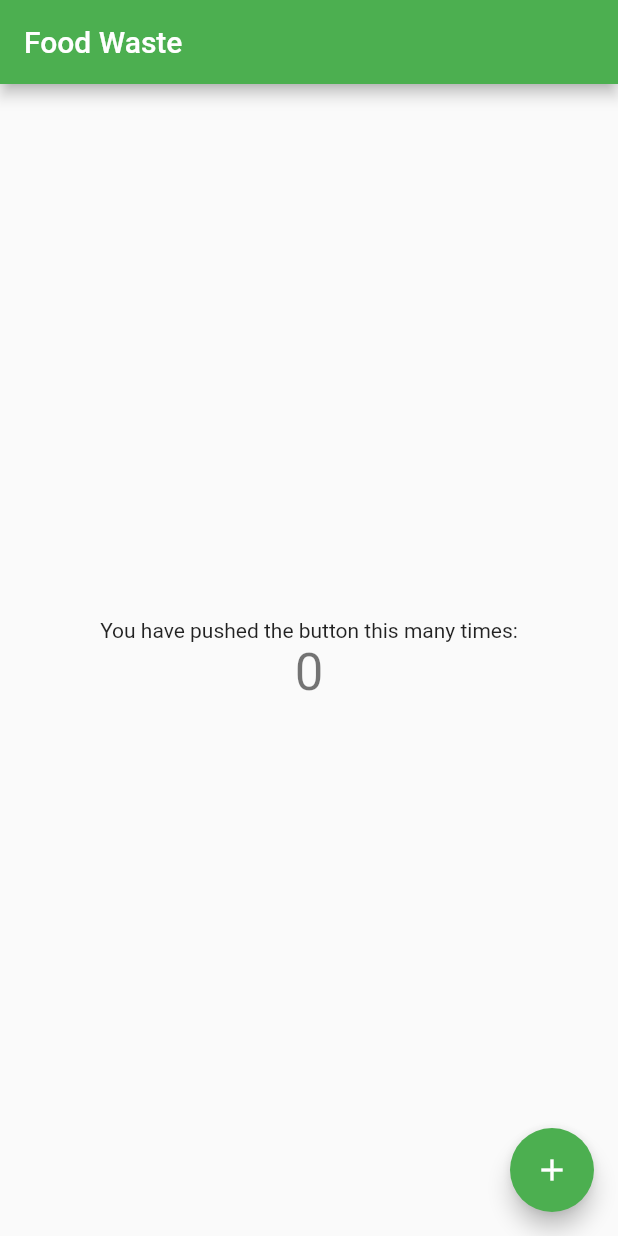
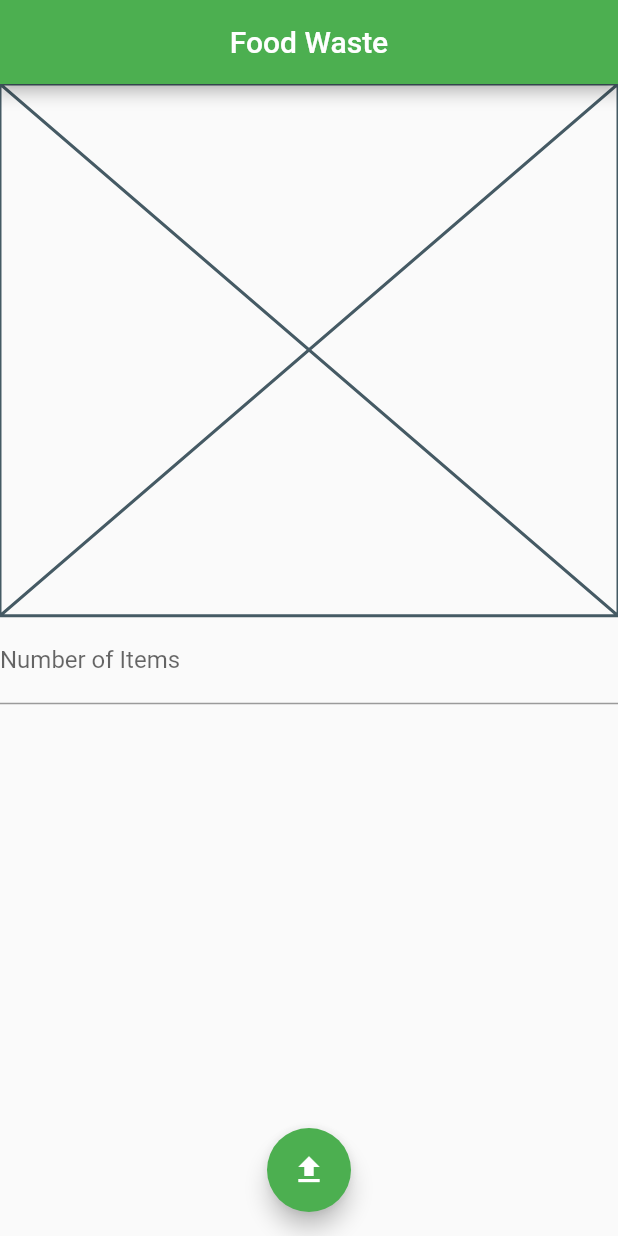
Before and after one commit to WilsonCN14/Food_Waste, a Flutter app: the screen it shows after launch, on a phone screen of 412 x 824 dp. Run offline on Flutter 3.47's test engine with Material 2 defaults, Android fonts, the light colour scheme and no system bars.

Commit message:
Created simple app.dart, main.dart, screens, and widgets

```diff
--- /dev/null
+++ b/lib/app.dart
@@ -0,0 +1,17 @@
+import 'package:flutter/material.dart';
+import 'screens/new_post_screen.dart';
+
+class App extends StatelessWidget {
+  const App({Key? key}) : super(key: key);
+
+  @override
+  Widget build(BuildContext context) {
+    return MaterialApp(
+      title: 'Food Waste',
+      theme: ThemeData(
+        primarySwatch: Colors.green
+      ),
+      home: const NewPostScreen(),
+    );
+  }
+}
--- a/lib/main.dart
+++ b/lib/main.dart
@@ -1,66 +1,6 @@
 import 'package:flutter/material.dart';
+import 'app.dart';
+
 void main() {
-  runApp(const MyApp());
+  runApp(const App());
 }
-
-class MyApp extends StatelessWidget {
-  const MyApp({Key? key}) : super(key: key);
-
-  @override
-  Widget build(BuildContext context) {
-    return MaterialApp(
-      title: 'Flutter Demo',
-      theme: ThemeData(
-        primarySwatch: Colors.green
-      ),
-      home: const MyHomePage(title: 'Food Waste'),
-    );
-  }
-}
-
-class MyHomePage extends StatefulWidget {
-  const MyHomePage({Key? key, required this.title}) : super(key: key);
-
-  final String title;
-
-  @override
-  State<MyHomePage> createState() => _MyHomePageState();
-}
-
-class _MyHomePageState extends State<MyHomePage> {
-  int _counter = 0;
-
-  void _incrementCounter() {
-    setState(() {
-      _counter++;
-    });
-  }
-
-  @override
-  Widget build(BuildContext context) {
-    return Scaffold(
-      appBar: AppBar(
-        title: Text(widget.title),
-      ),
-      body: Center(
-        child: Column(
-          mainAxisAlignment: MainAxisAlignment.center,
-          children: <Widget>[
-            const Text(
-              'You have pushed the button this many times:',
-            ),
-            Text(
-              '$_counter',
-              style: Theme.of(context).textTheme.headline4,
-            ),
-          ],
-        ),
-      ),
-      floatingActionButton: FloatingActionButton(
-        onPressed: _incrementCounter,
-        tooltip: 'Increment',
-        child: const Icon(Icons.add),
-      ),
-    );
-  }
-}
--- /dev/null
+++ b/lib/screens/new_post_screen.dart
@@ -0,0 +1,61 @@
+import 'package:flutter/material.dart';
+import '../widgets/new_post_screen_widgets.dart';
+
+class NewPostScreen extends StatefulWidget {
+  const NewPostScreen({ Key? key }) : super(key: key);
+
+  @override
+  State<NewPostScreen> createState() => _NewPostScreenState();
+}
+
+class _NewPostScreenState extends State<NewPostScreen> {
+
+  bool image = true;
+
+  @override
+  Widget build(BuildContext context) {
+    if (image == false) {
+      return Scaffold(
+        appBar: AppBar(
+          title: const Text('Food Waste'),
+          centerTitle: true,
+        ),
+        body: Center(
+          child: Column(
+            children: [
+              ElevatedButton(
+                child: const Text('Choose Photo'),
+                onPressed: () {},
+              ),
+              ElevatedButton(
+                child: const Text('Take Photo'),
+                onPressed: () {},
+              )
+            ],
+          ),
+        ),
+      );
+    } else {
+      return Scaffold(
+        appBar: AppBar(
+          title: const Text('Food Waste'),
+          centerTitle: true,
+        ),
+        body: Center(
+          child: Column(
+            children: [
+              newImage(context),
+              newNumItems(context),
+            ],
+          ),
+        ),
+        floatingActionButton: FloatingActionButton(
+          onPressed: () => {},
+          tooltip: 'Upload Post',
+          child: const Icon(Icons.upload),
+        ),
+        floatingActionButtonLocation: FloatingActionButtonLocation.centerFloat,
+      );
+    }
+  }
+}
--- /dev/null
+++ b/lib/widgets/new_post_screen_widgets.dart
@@ -0,0 +1,17 @@
+import 'package:flutter/material.dart';
+
+Widget newImage(BuildContext context) {
+  return const Flexible(
+    child: FractionallySizedBox(
+      heightFactor: 0.5,
+      child: Placeholder(),
+    )
+  );
+}
+
+Widget newNumItems(BuildContext context) {
+  return const TextField(
+    decoration: InputDecoration(labelText: 'Number of Items'),
+    keyboardType: TextInputType.number,
+  );
+}
```
Also changed, not shown: lib/camera_screen.dart (added, +85 -0 lines), lib/entry_lists (1).dart (added, +55 -0 lines), lib/main (1).dart (added, +25 -0 lines), lib/screens/detail_screen.dart (added, +31 -0 lines), lib/screens/list_screen.dart (added, +61 -0 lines), lib/widgets/detail_screen_widgets.dart (added, +46 -0 lines), 2 other files.
